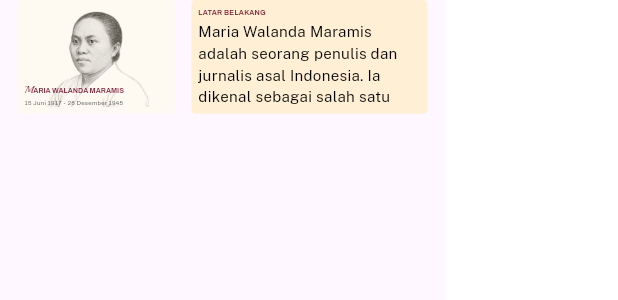
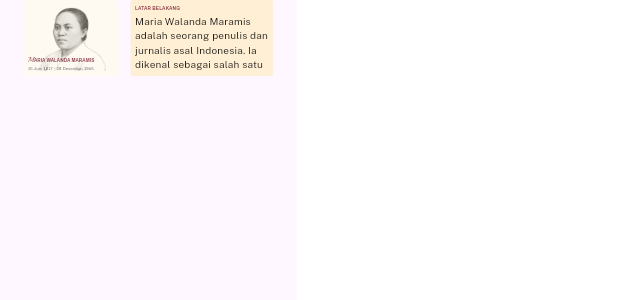
Before and after one commit to wikansetiaji/KioskBookReader, a Flutter app: the AuthorInfoWidget widget shown alone on an empty page, opened directly with sample values from the repository, on a phone screen of 412 x 824 dp. Shown: the top 300 px of the screen. Run offline on Flutter 3.47's test engine with Material 3 defaults, Android fonts, the phone set to English and light mode, and no system bars; our stand-ins replace carousel_slider, flutter_svg; missing offline and left inert: bookfx, pdfrx, window_manager, window_size; project files that could hold a hidden picture were left out.

Commit message:
fix author info spacing

```diff
--- a/lib/components/author_info_widget.dart
+++ b/lib/components/author_info_widget.dart
@@ -12,10 +12,10 @@ class AuthorInfoWidget extends StatelessWidget {
     return SizedBox(
       height: 300.sc,
       child: Padding(
-        padding: EdgeInsets.only(bottom: 40.0.sc, left: 40.0.sc, right: 40.0.sc),
+        padding: EdgeInsets.only(bottom: 40.0.sc, left: 80.0.sc, right: 80.0.sc),
         child: Row(
           crossAxisAlignment: CrossAxisAlignment.start,
-          spacing: 15,
+          spacing: 40.sc,
           children: [
             Expanded(
               flex: 40,
--- a/lib/main.dart
+++ b/lib/main.dart
@@ -24,7 +24,7 @@ void main() async {
 
   runApp(
     Transform.scale(
-      scale: !Platform.isWindows ? 0.72 : 1, // Show at 50% size
+      scale: !Platform.isWindows ? 0.48 : 1, // Show at 50% size
       alignment: Alignment.topLeft,
       child: const KioskBookReaderApp(),
     ),
```
